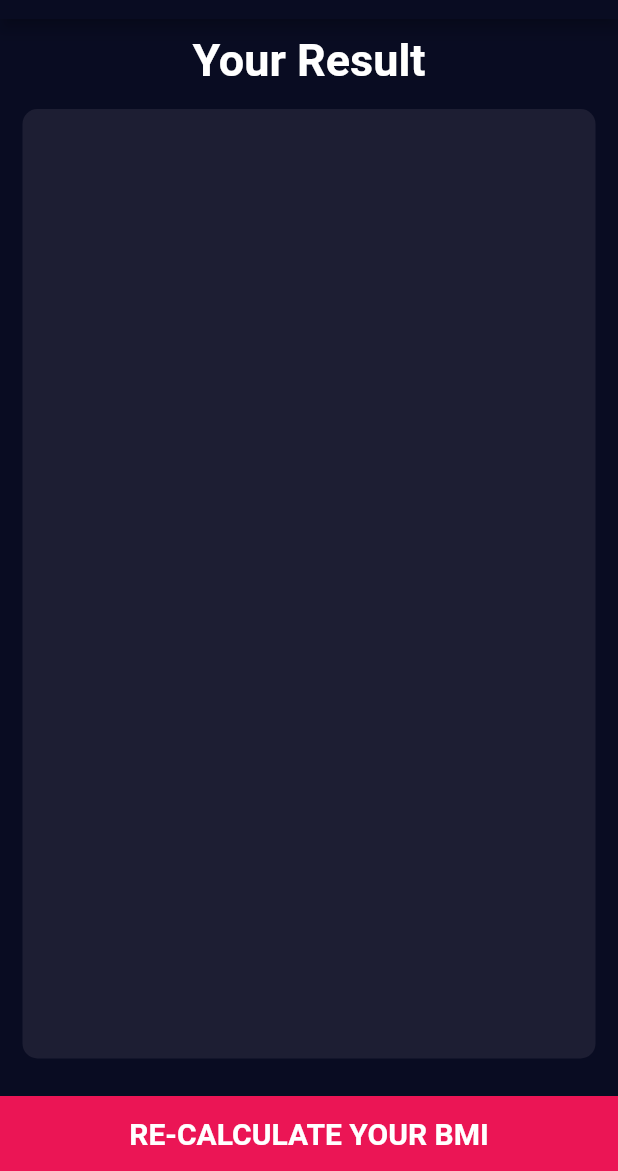
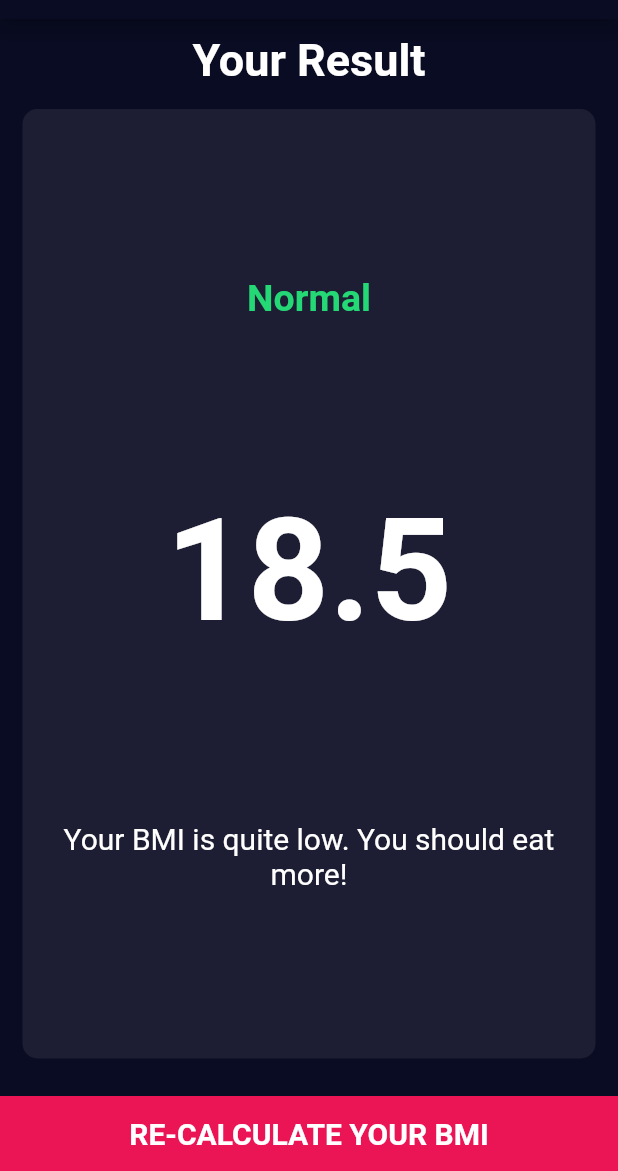
Before and after one commit to KAIMonmoy/Flutter-BMI-Calculator, a Flutter app: the ResultPage screen opened by its route, on a phone screen of 412 x 824 dp, the part 65-1236 px from its top. Run offline on Flutter 3.47's test engine with Material 2 defaults, Android fonts, the phone set to English and light mode, and no system bars; our stand-ins replace font_awesome_flutter.

Commit message:
:hammer: Refactored Project Structure

```diff
--- a/lib/custom_card_icon.dart
+++ b/lib/components/custom_card_icon.dart
@@ -1,6 +1,6 @@
 import 'package:flutter/material.dart';
 
-import 'constants.dart';
+import 'package:bmi_calculator/util/constants.dart';
 
 class CustomCardIcon extends StatelessWidget {
   final String iconLabel;
--- a/lib/main.dart
+++ b/lib/main.dart
@@ -1,7 +1,7 @@
 import 'package:flutter/material.dart';
 
-import 'input_page.dart';
-import 'result_page.dart';
+import 'package:bmi_calculator/screens/input_page.dart';
+import 'package:bmi_calculator/screens/result_page.dart';
 
 void main() => runApp(BMICalculator());
 
--- a/lib/result_page.dart
+++ b/lib/screens/result_page.dart
@@ -1,7 +1,7 @@
 import 'package:flutter/material.dart';
 
-import 'reusable_card.dart';
-import 'constants.dart';
+import 'package:bmi_calculator/components/reusable_card.dart';
+import 'package:bmi_calculator/util/constants.dart';
 
 class ResultPage extends StatelessWidget {
   @override
@@ -29,7 +29,33 @@ class ResultPage extends StatelessWidget {
             Expanded(
               child: ReusableCard(
                 cardColor: REUSABLE_CARD_COLOR_ACTIVE,
-                cardChild: Column(),
+                cardChild: Column(
+                  mainAxisAlignment: MainAxisAlignment.spaceEvenly,
+                  children: <Widget>[
+                    Text(
+                      'Normal',
+                      style: TextStyle(
+                        fontSize: 25.0,
+                        fontWeight: FontWeight.bold,
+                        color: Color(0xFF24D876),
+                      ),
+                    ),
+                    Text(
+                      '18.5',
+                      style: TextStyle(
+                        fontWeight: FontWeight.bold,
+                        fontSize: 95.0,
+                      ),
+                    ),
+                    Text(
+                      'Your BMI is quite low. You should eat more!',
+                      textAlign: TextAlign.center,
+                      style: TextStyle(
+                        fontSize: 20.0,
+                      ),
+                    ),
+                  ],
+                ),
               ),
             ),
             GestureDetector(
```
Also changed, not shown: lib/screens/input_page.dart (renamed from lib/input_page.dart, +3 -4 lines), lib/components/reusable_card.dart (renamed from lib/reusable_card.dart), lib/util/constants.dart (renamed from lib/constants.dart).
